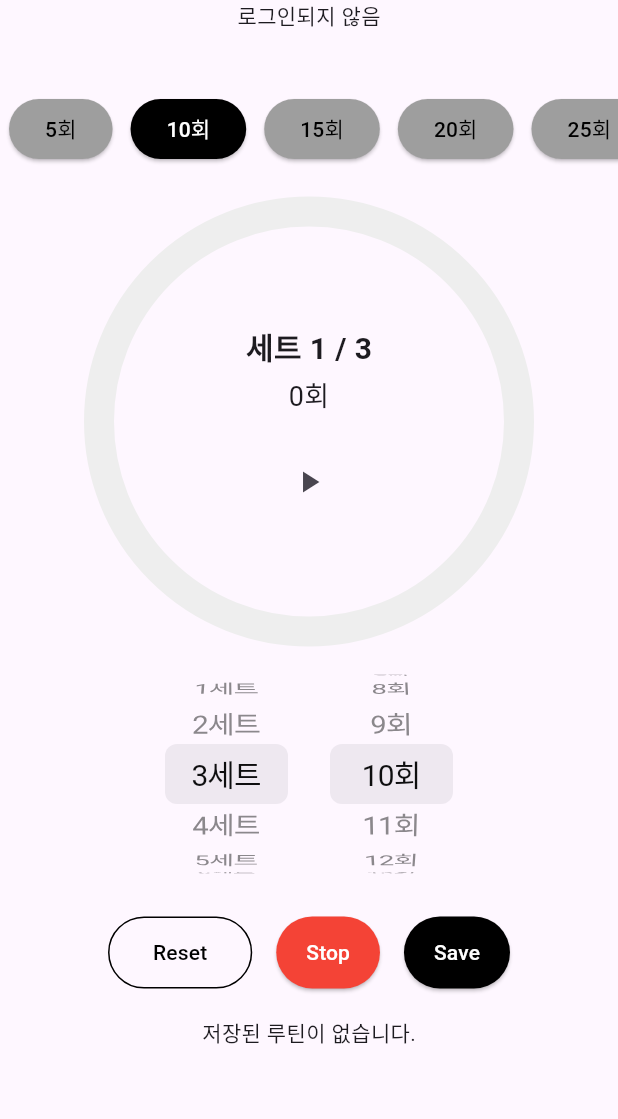
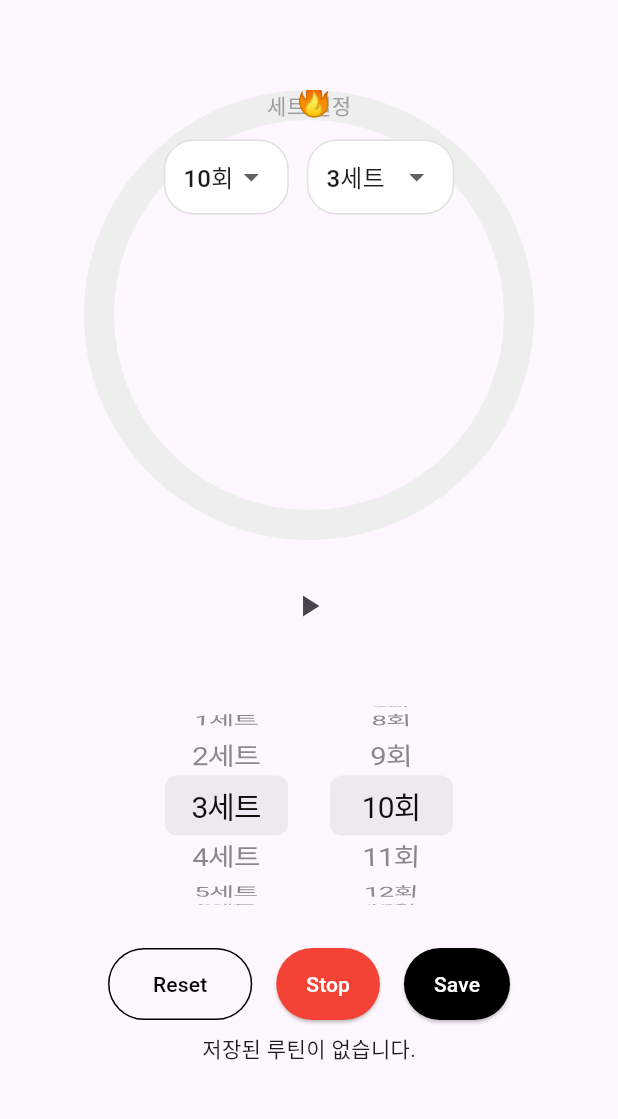
Before and after one commit to Xeostop1/flutter-workoutcounter, a Flutter app: the screen it shows after launch, on a phone screen of 412 x 824 dp, the part 84-1203 px from its top. Run offline on Flutter 3.47's test engine with Material 3 defaults, Android fonts, the phone set to English and light mode, and no system bars; drawn by our look-alikes of percent_indicator; our stand-ins replace cloud_firestore, firebase_auth, firebase_core, flutter_tts, google_mobile_ads, google_sign_in and 2 more; accounts and stored records are empty; network calls fail; statements that could not run were skipped; project files that could hold a hidden picture were left out.

Commit message:
원형그래프 수정 및 세트설정 변경

```diff
--- a/lib/screens/workout_screen.dart
+++ b/lib/screens/workout_screen.dart
@@ -6,6 +6,7 @@ import '../view_models/tts_viewmodel.dart';
 import '../view_models/workout_viewmodel.dart';
 import '../view_models/routine_viewmodel.dart';
 import '../widgets/banner_ad_widget.dart';
+import '../widgets/counter_setup.dart';
 import '../widgets/reset_button.dart';
 import '../widgets/save_button.dart';
 import '../widgets/repeat_count_buttons.dart';
@@ -14,6 +15,7 @@ import '../widgets/stop_button.dart';
 import '../widgets/user_info_widget.dart';
 import '../widgets/workout_circle.dart';
 import '../widgets/saved_routine_tile.dart';
+import '../widgets/workout_circle_container.dart';
 import 'login_screen.dart';
 import 'settings_screen.dart';
 
@@ -188,16 +190,20 @@ class _WorkoutScreenState extends State<WorkoutScreen> {
 
 
 
-  void _updateRepeatCount(int newValue) {
+  void _updateRepeatCount(int? newValue) {
+    if (newValue != null) {
       setState(() {
         viewModel.updateRepeatCount(newValue);
       });
     }
+  }
 
-  void _updateTotalSet(int newValue) {
+  void _updateTotalSet(int? newValue) {
+    if (newValue != null) {
       setState(() {
         viewModel.updateTotalSet(newValue);
       });
+    }
   }
 
   void _resetSettings() {
@@ -319,26 +325,36 @@ class _WorkoutScreenState extends State<WorkoutScreen> {
         child: Column(
           mainAxisAlignment: MainAxisAlignment.center,
           children: [
-            UserInfoWidget(),
+            // 유저정보 확인용
+            // UserInfoWidget(),
             SizedBox(height: 20),
             const SizedBox(height: 20),
-            RepeatCountButtons(
-              selectedValue: settings.repeatCount,
-              onChanged: _updateRepeatCount,
+            // RepeatCountButtons(
+            //   selectedValue: settings.repeatCount,
+            //   onChanged: _updateRepeatCount,
+            // ),
+            const SizedBox(height: 20),
+            //원형 그래프
+            WorkoutCircleContainer( // ***
+              totalSets: settings.totalSets, // ***
+              currentSet: _currentSet, // ***
+              repeatCount: settings.repeatCount, // ***
+              currentCount: _currentCount, // ***
+              restSeconds: _restTimeRemaining?.inSeconds ?? settings.breakTime.inSeconds, // ***
+              progress: _progress, // ***
+              onStartPressed: _isRunning ? _togglePauseResume : _startTimer, // ***
+              isRunning: _isRunning, // ***
+              isPaused: _isPaused, // ***
+              isResting: _isResting, // ***
+              setupWidget: CounterSetup( // *** 중앙에 들어갈 세팅 UI
+                selectedReps: settings.repeatCount,
+                selectedSets: settings.totalSets,
+                onRepsChanged: _updateRepeatCount,
+                onSetsChanged: _updateTotalSet,
               ),
-            const SizedBox(height: 20),
-            WorkoutCircle(
-              totalSets: settings.totalSets,
-              currentSet: _currentSet,
-              repeatCount: settings.repeatCount,
-              currentCount: _currentCount,
-              restSeconds: _restTimeRemaining?.inSeconds ?? settings.breakTime.inSeconds,
-              progress: _progress,
-              onStartPressed: _isRunning ? _togglePauseResume : _startTimer,
-              isRunning: _isRunning,
-              isPaused: _isPaused,
-              isResting: _isResting,
             ),
+
+
             const SizedBox(height: 10),
             Row(
               mainAxisAlignment: MainAxisAlignment.center,
--- /dev/null
+++ b/lib/widgets/counter_setup.dart
@@ -0,0 +1,74 @@
+import 'package:flutter/material.dart';
+
+class CounterSetup extends StatelessWidget {
+  final int selectedReps;
+  final int selectedSets;
+  final ValueChanged<int?> onRepsChanged;
+  final ValueChanged<int?> onSetsChanged;
+
+  const CounterSetup({
+    super.key,
+    required this.selectedReps,
+    required this.selectedSets,
+    required this.onRepsChanged,
+    required this.onSetsChanged,
+  });
+
+  @override
+  Widget build(BuildContext context) {
+    return Column(
+      children: [
+        const Text(
+          '세트 설정',
+          style: TextStyle(fontSize: 14, color: Colors.grey),
+        ),
+        const SizedBox(height: 12),
+        Row(
+          mainAxisAlignment: MainAxisAlignment.center,
+          children: [
+            _buildDropdown(
+              value: selectedReps,
+              items: List.generate(50, (i) => i + 1),
+              unit: '회',
+              onChanged: onRepsChanged,
+            ),
+            const SizedBox(width: 12),
+            _buildDropdown(
+              value: selectedSets,
+              items: List.generate(10, (i) => i + 1),
+              unit: '세트',
+              onChanged: onSetsChanged,
+            ),
+          ],
+        ),
+      ],
+    );
+  }
+
+  Widget _buildDropdown({
+    required int value,
+    required List<int> items,
+    required String unit,
+    required ValueChanged<int?> onChanged,
+  }) {
+    return Container(
+      padding: const EdgeInsets.symmetric(horizontal: 12),
+      decoration: BoxDecoration(
+        color: Colors.white,
+        borderRadius: BorderRadius.circular(20),
+        border: Border.all(color: Colors.black12),
+      ),
+      child: DropdownButton<int>(
+        value: value,
+        underline: const SizedBox(),
+        items: items
+            .map((item) => DropdownMenuItem(
+          value: item,
+          child: Text('$item$unit'),
+        ))
+            .toList(),
+        onChanged: onChanged,
+      ),
+    );
+  }
+}
--- a/lib/widgets/workout_circle.dart
+++ b/lib/widgets/workout_circle.dart
@@ -1,7 +1,9 @@
-// lib/widgets/workout_circle.dart
+import 'dart:math';
 import 'package:flutter/material.dart';
+import 'package:percent_indicator/circular_percent_indicator.dart';
+import 'counter_setup.dart';
 
-class WorkoutCircle extends StatefulWidget {
+class WorkoutCircle extends StatelessWidget {
   final int totalSets;
   final int currentSet;
   final int currentCount;
@@ -13,7 +15,8 @@ class WorkoutCircle extends StatefulWidget {
   final bool isRunning;
   final bool isPaused;
   final bool isResting;
-  final Duration animationDuration;
+  final bool isReady;
+  final Widget? setupWidget;
 
   const WorkoutCircle({
     super.key,
@@ -28,152 +31,92 @@ class WorkoutCircle extends StatefulWidget {
     required this.isRunning,
     required this.isPaused,
     required this.isResting,
-    this.animationDuration = const Duration(milliseconds: 500),
+    required this.isReady,
+    this.setupWidget,
   });
 
   @override
-  _WorkoutCircleState createState() => _WorkoutCircleState();
-}
+  Widget build(BuildContext context) {
+    return TweenAnimationBuilder<double>(
+      tween: Tween<double>(begin: 0.0, end: progress.clamp(0.0, 1.0)),
+      duration: const Duration(milliseconds: 700),
+      curve: Curves.easeInOutCubic,
+      builder: (context, animatedProgress, child) {
+        final angle = 2 * pi * animatedProgress - pi / 2;
+        final radius = 150.0;
+        final flameX = radius + radius * cos(angle);
+        final flameY = radius + radius * sin(angle);
 
-class _WorkoutCircleState extends State<WorkoutCircle>
-    with SingleTickerProviderStateMixin {
-  late AnimationController _controller;
-
-  @override
-  void initState() {
-    super.initState();
-    // controller 초기값을 widget.progress로 세팅
-    _controller = AnimationController(
-      vsync: this,
-      lowerBound: 0,
-      upperBound: 1,
-      duration: widget.animationDuration,
-      value: widget.progress,
-    );
-  }
-
-  @override
-  void didUpdateWidget(covariant WorkoutCircle old) {
-    super.didUpdateWidget(old);
-    if (old.progress != widget.progress) {
-      // 이전 값에서 새 값으로 부드럽게 애니메이트
-      _controller.animateTo(
-        widget.progress,
-        duration: widget.animationDuration,
-        curve: Curves.easeInOut,
-      );
-    }
-  }
-
-  @override
-  Widget build(BuildContext context) {
-    return SizedBox(
-      width: 300,
-      height: 300,
-      child: AnimatedBuilder(
-        animation: _controller,
-        builder: (context, child) {
-          final animValue = _controller.value;
-          return Stack(
+        return Column(
+          children: [
+            Stack(
               alignment: Alignment.center,
               children: [
-              // 배경 원형
-              CustomPaint(
-                size: const Size(300, 300),
-                painter: CirclePainter(
-                  progress: 1.0,
-                  color: Colors.grey.shade200,
-                ),
-              ),
-              // 진행 원형
-              CustomPaint(
-                size: const Size(300, 300),
-                painter: CirclePainter(
-                  progress: animValue,
-                  color: widget.isResting ? Colors.grey : Colors.black,
-                ),
-              ),
-              // 중앙 UI
-              Column(
+                SizedBox(
+                  width: radius * 2,
+                  height: radius * 2,
+                  child: CircularPercentIndicator(
+                    radius: radius,
+                    lineWidth: 20.0,
+                    percent: animatedProgress,
+                    animation: false,
+                    circularStrokeCap: CircularStrokeCap.round,
+                    backgroundColor: Colors.grey.shade200,
+                    progressColor: isResting ? Colors.grey : Colors.redAccent,
+                    center: isReady
+                        ? setupWidget ?? const SizedBox()
+                        : Column(
                       mainAxisSize: MainAxisSize.min,
                       children: [
+                        const SizedBox(height: 24),
                         Text(
-                    '세트 ${widget.currentSet} / ${widget.totalSets}',
+                          '세트 $currentSet / $totalSets',
                           style: const TextStyle(
                             fontSize: 20,
                             fontWeight: FontWeight.bold,
                           ),
                         ),
                         const SizedBox(height: 4),
-                  widget.isResting
+                        isResting
                             ? Text(
-                    '휴식 ${widget.restSeconds}초',
+                          '휴식 $restSeconds초',
                           style: TextStyle(
                             fontSize: 18,
                             color: Colors.grey.shade600,
                           ),
                         )
                             : Text(
-                    '${widget.currentCount-1}회',
+                          '${currentCount - 1}회',
                           style: const TextStyle(fontSize: 18),
+                        ),
+                      ],
+                    ),
+                  ),
+                ),
+                Positioned(
+                  left: flameX - 12,
+                  top: flameY - 12,
+                  child: const Text('🔥', style: TextStyle(fontSize: 24)),
+                ),
+              ],
             ),
             const SizedBox(height: 20),
             IconButton(
               icon: Icon(
-                      widget.isRunning
-                          ? (widget.isPaused ? Icons.play_arrow : Icons.pause)
+                isRunning
+                    ? (isPaused ? Icons.play_arrow : Icons.pause)
                     : Icons.play_arrow,
               ),
-                    onPressed: widget.onStartPressed,
+              onPressed: onStartPressed,
             ),
-                  if (widget.onStopPressed != null)
+            if (onStopPressed != null)
               IconButton(
                 icon: const Icon(Icons.stop),
-                      onPressed: widget.onStopPressed,
-                    ),
-                ],
+                onPressed: onStopPressed,
               ),
           ],
         );
       },
-      ),
     );
   }
-
-  @override
-  void dispose() {
-    _controller.dispose();
-    super.dispose();
 }
-}
-
-class CirclePainter extends CustomPainter {
-  final double progress;
-  final Color color;
-
-  CirclePainter({required this.progress, required this.color});
-
-  @override
-  void paint(Canvas canvas, Size size) {
-    final strokeWidth = 20.0;
-    final center = Offset(size.width / 2, size.height / 2);
-    final radius = (size.width - strokeWidth) / 2;
-    final paint = Paint()
-      ..color = color
-      ..strokeWidth = strokeWidth
-      ..style = PaintingStyle.stroke
-      ..strokeCap = StrokeCap.round;
-
-    canvas.drawArc(
-      Rect.fromCircle(center: center, radius: radius),
-      -1.57, // 12시 방향부터 시작
-      2 * 3.1415926535 * progress,
-      false,
-      paint,
-    );
-  }
-
-  @override
-  bool shouldRepaint(CirclePainter old) =>
-      old.progress != progress || old.color != color;
-}
--- /dev/null
+++ b/lib/widgets/workout_circle_container.dart
@@ -0,0 +1,71 @@
+import 'package:flutter/material.dart';
+import 'workout_circle.dart';
+import 'counter_setup.dart';
+
+class WorkoutCircleContainer extends StatelessWidget { // *** Stateless로 변경 ***
+  final int totalSets; // ***
+  final int currentSet; // ***
+  final int repeatCount; // ***
+  final int currentCount; // ***
+  final int restSeconds; // ***
+  final double progress; // ***
+  final VoidCallback onStartPressed; // ***
+  final bool isRunning; // ***
+  final bool isPaused; // ***
+  final bool isResting; // ***
+  final Widget setupWidget; // ***
+
+  const WorkoutCircleContainer({ // ***
+    super.key,
+    required this.totalSets, // ***
+    required this.currentSet, // ***
+    required this.repeatCount, // ***
+    required this.currentCount, // ***
+    required this.restSeconds, // ***
+    required this.progress, // ***
+    required this.onStartPressed, // ***
+    required this.isRunning, // ***
+    required this.isPaused, // ***
+    required this.isResting, // ***
+    required this.setupWidget, // ***
+  }); // ***
+
+  @override
+  Widget build(BuildContext context) {
+    return Column(
+      children: [
+        Stack(
+          alignment: Alignment.center,
+          children: [
+            WorkoutCircle(
+              totalSets: totalSets, // ***
+              currentSet: currentSet, // ***
+              currentCount: currentCount, // ***
+              repeatCount: repeatCount, // ***
+              restSeconds: restSeconds, // ***
+              progress: progress, // ***
+              onStartPressed: onStartPressed, // ***
+              onStopPressed: null, // *** stop은 외부에서 처리 ***
+              isRunning: isRunning, // ***
+              isPaused: isPaused, // ***
+              isResting: isResting, // ***
+              isReady: !isRunning, // ***
+              setupWidget: isRunning
+                  ? Column(
+                mainAxisSize: MainAxisSize.min,
+                children: [
+                  Text('세트: $currentSet / $totalSets', style: const TextStyle(fontSize: 18)),
+                  const SizedBox(height: 8),
+                  Text('횟수: ${currentCount - 1} / $repeatCount', style: const TextStyle(fontSize: 18)),
+                ],
+              )
+                  : setupWidget, // ***
+            ),
+          ],
+        ),
+        const SizedBox(height: 24),
+        // 버튼 제거: 외부에서 컨트롤하므로 내부 버튼 없음 ***
+      ],
+    );
+  }
+}
--- a/pubspec.yaml
+++ b/pubspec.yaml
@@ -42,6 +42,7 @@ dependencies:
   google_sign_in: ^7.1.1
   sign_in_with_apple: ^7.0.1
   cloud_firestore: ^5.6.12
+  percent_indicator: ^4.2.2
 
 
 
```
Also changed, not shown: lib/widgets/workout_step_dots.dart (deleted), pubspec.lock. Lines whose indentation alone changed are shown as unchanged.
